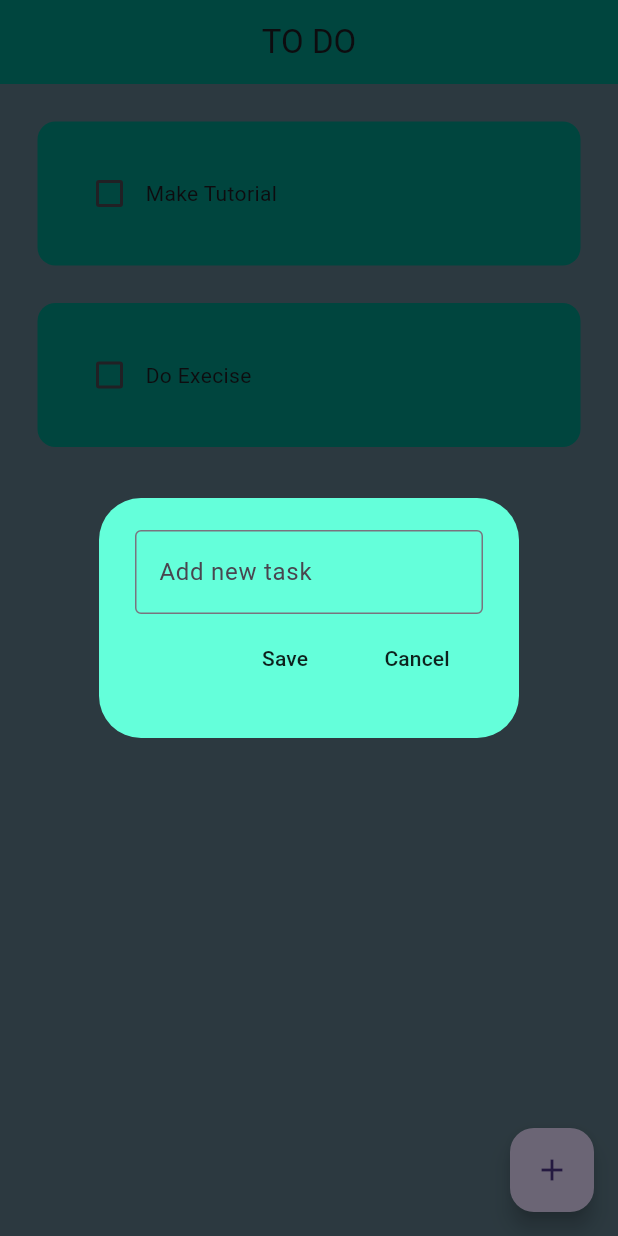
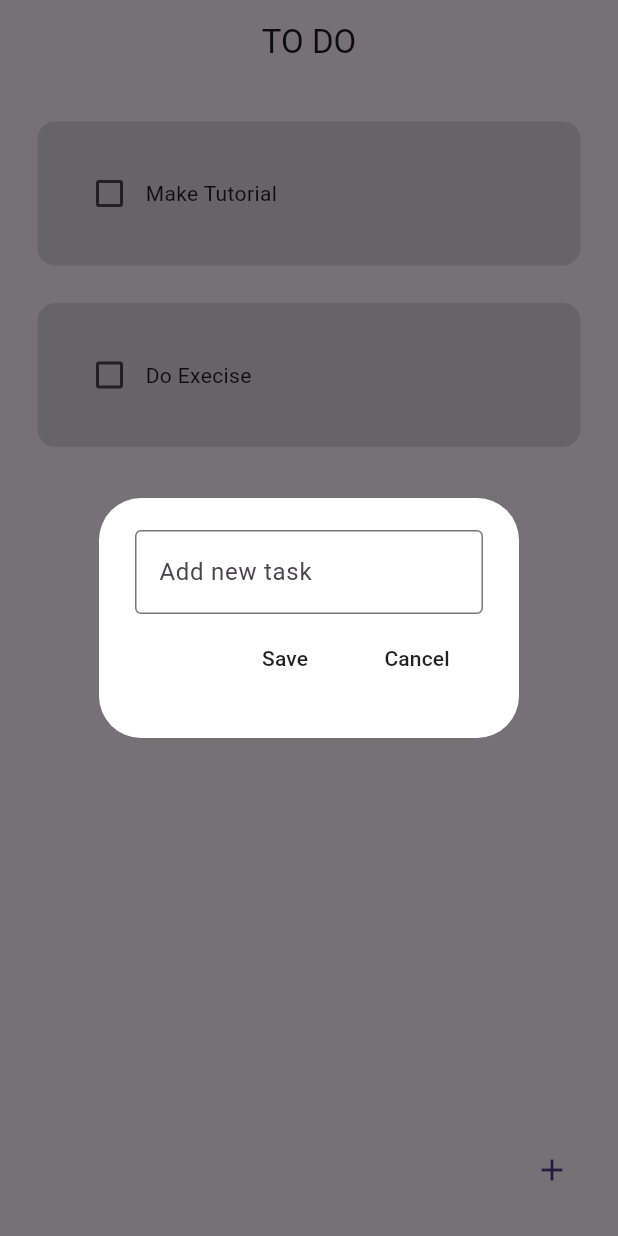
Before and after one commit to ishyley/flutter_todoApp, a Flutter app: the screen it shows after launch, after a tap on the "add" icon, on a phone screen of 412 x 824 dp. Run offline on Flutter 3.47's test engine with Material 3 defaults, Android fonts, the phone set to English and light mode, and no system bars; drawn by our look-alikes of flutter_slidable; our stand-ins replace hive, hive_flutter; accounts and stored records are empty.

Commit message:
A bit Adjustment in ui and dont save empty function

```diff
--- a/lib/Pages/home_page.dart
+++ b/lib/Pages/home_page.dart
@@ -51,12 +51,17 @@ class _HomepageState extends State<Homepage> {
 
   //save new task
   void saveNewtask() {
+    if (_controller.toString().isEmpty) {
       setState(() {
         db.toDoList.add([_controller.text, false]);
         _controller.clear();
       });
       Navigator.of(context).pop();
       db.updateDataBase();
+    } else {
+      ScaffoldMessenger.of(context)
+          .showSnackBar(const SnackBar(content: Text("TODO cannot be empty")));
+    }
   }
 
   //create new task
@@ -86,16 +91,19 @@ class _HomepageState extends State<Homepage> {
   @override
   Widget build(BuildContext context) {
     return Scaffold(
-      backgroundColor: Colors.blueGrey,
       appBar: AppBar(
-        title: const Text("TO DO"),
+        title: const Text(
+          "TO DO",
+        ),
         centerTitle: true,
         elevation: 0,
-        backgroundColor: Colors.teal,
+        // backgroundColor: Colors.black,
       ),
       floatingActionButton: FloatingActionButton(
         onPressed: createNewTask,
         child: const Icon(Icons.add),
+        backgroundColor: Colors.transparent,
+        elevation: 0,
       ),
       body: ListView.builder(
         itemCount: db.toDoList.length,
--- a/lib/main.dart
+++ b/lib/main.dart
@@ -20,7 +20,7 @@ class MyApp extends StatelessWidget {
     return MaterialApp(
       debugShowCheckedModeBanner: false,
       home: const Homepage(),
-      theme: ThemeData(primarySwatch: Colors.yellow),
+      theme: ThemeData(primarySwatch: Colors.indigo),
     );
   }
 }
--- a/lib/utility/dialog_box.dart
+++ b/lib/utility/dialog_box.dart
@@ -6,12 +6,16 @@ class DialogBox extends StatelessWidget {
   VoidCallback onSave;
   VoidCallback onCancel;
 
-   DialogBox({super.key, required this.controller, required this.onSave, required this.onCancel});
+  DialogBox(
+      {super.key,
+      required this.controller,
+      required this.onSave,
+      required this.onCancel});
 
   @override
   Widget build(BuildContext context) {
     return AlertDialog(
-      backgroundColor: Colors.tealAccent,
+      backgroundColor: Colors.white,
       content: Container(
         height: 120,
         child: Column(
--- a/lib/utility/todo_tile.dart
+++ b/lib/utility/todo_tile.dart
@@ -28,16 +28,20 @@ class ToDoTile extends StatelessWidget {
             backgroundColor: Colors.red,
           ),
         ]),
-
-        startActionPane: ActionPane(motion: StretchMotion(), children: [
-          SlidableAction(onPressed: shareFunction,
-          icon: Icons.share,
-          backgroundColor: Colors.blue,)
-        ],),
+        startActionPane: ActionPane(
+          motion: StretchMotion(),
+          children: [
+            SlidableAction(
+              onPressed: shareFunction,
+              icon: Icons.share,
+              backgroundColor: Colors.blue,
+            )
+          ],
+        ),
         child: Container(
           padding: const EdgeInsets.all(24),
           decoration: BoxDecoration(
-              color: Colors.teal, borderRadius: BorderRadius.circular(12)),
+              color: Colors.black12, borderRadius: BorderRadius.circular(12)),
           child: Row(
             children: [
               Checkbox(
```
Lines whose indentation alone changed are shown as unchanged.
